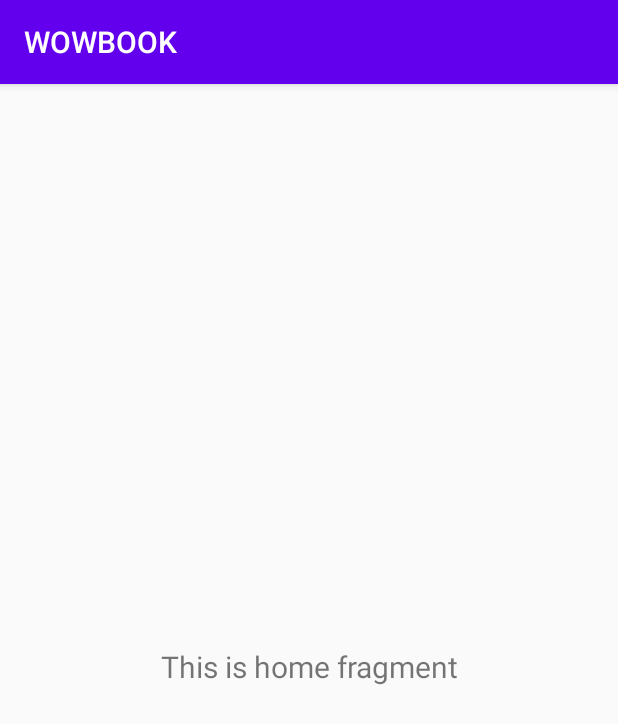
After one commit to Joshua-Mosso/-WowBook-, an Android app: the fragment HomeFragment shown on its own in the app's theme, on a phone screen of 412 x 824 dp. The commit adds this screen. Shown: the top 724 px of the screen. Run offline under Robolectric (Android 15) with nearby library versions, the phone set to English and light mode, and no system bars.

Commit message:
HomePage

```diff
--- a/WOWBOOK/app/build.gradle
+++ b/WOWBOOK/app/build.gradle
@@ -28,6 +28,10 @@ dependencies {
 
     implementation 'com.android.support:appcompat-v7:28.0.0'
     implementation 'com.android.support.constraint:constraint-layout:1.1.3'
+    implementation 'com.android.support:design:28.0.0'
+    implementation 'android.arch.navigation:navigation-fragment:1.0.0'
+    implementation 'android.arch.navigation:navigation-ui:1.0.0'
+    implementation 'android.arch.lifecycle:extensions:1.1.1'
     testImplementation 'junit:junit:4.12'
     androidTestImplementation 'com.android.support.test:runner:1.0.2'
     androidTestImplementation 'com.android.support.test.espresso:espresso-core:3.0.2'
--- a/WOWBOOK/app/src/main/AndroidManifest.xml
+++ b/WOWBOOK/app/src/main/AndroidManifest.xml
@@ -9,7 +9,10 @@
         android:roundIcon="@mipmap/ic_launcher_round"
         android:supportsRtl="true"
         android:theme="@style/AppTheme">
-        <activity android:name=".Category"></activity>
+        <activity
+            android:name=".HomePage"
+            android:label="@string/title_activity_home_page"></activity>
+        <activity android:name=".Category" />
         <activity android:name=".SignUp" />
         <activity android:name=".MainActivity">
             <intent-filter>
--- /dev/null
+++ b/WOWBOOK/app/src/main/java/com/example/wowbook/ui/home/HomeFragment.java
@@ -0,0 +1,34 @@
+package com.example.wowbook.ui.home;
+
+import android.os.Bundle;
+import android.view.LayoutInflater;
+import android.view.View;
+import android.view.ViewGroup;
+import android.widget.TextView;
+import android.support.annotation.NonNull;
+import android.support.annotation.Nullable;
+import android.support.v4.app.Fragment;
+import android.arch.lifecycle.Observer;
+import android.arch.lifecycle.ViewModelProviders;
+
+import com.example.wowbook.R;
+
+public class HomeFragment extends Fragment {
+
+    private HomeViewModel homeViewModel;
+
+    public View onCreateView(@NonNull LayoutInflater inflater,
+                             ViewGroup container, Bundle savedInstanceState) {
+        homeViewModel =
+                ViewModelProviders.of(this).get(HomeViewModel.class);
+        View root = inflater.inflate(R.layout.fragment_home, container, false);
+        final TextView textView = root.findViewById(R.id.text_home);
+        homeViewModel.getText().observe(getViewLifecycleOwner(), new Observer<String>() {
+            @Override
+            public void onChanged(@Nullable String s) {
+                textView.setText(s);
+            }
+        });
+        return root;
+    }
+}
--- /dev/null
+++ b/WOWBOOK/app/src/main/java/com/example/wowbook/ui/home/HomeViewModel.java
@@ -0,0 +1,19 @@
+package com.example.wowbook.ui.home;
+
+import android.arch.lifecycle.LiveData;
+import android.arch.lifecycle.MutableLiveData;
+import android.arch.lifecycle.ViewModel;
+
+public class HomeViewModel extends ViewModel {
+
+    private MutableLiveData<String> mText;
+
+    public HomeViewModel() {
+        mText = new MutableLiveData<>();
+        mText.setValue("This is home fragment");
+    }
+
+    public LiveData<String> getText() {
+        return mText;
+    }
+}
--- /dev/null
+++ b/WOWBOOK/app/src/main/res/layout/fragment_home.xml
@@ -0,0 +1,22 @@
+<?xml version="1.0" encoding="utf-8"?>
+<android.support.constraint.ConstraintLayout xmlns:android="http://schemas.android.com/apk/res/android"
+    xmlns:app="http://schemas.android.com/apk/res-auto"
+    xmlns:tools="http://schemas.android.com/tools"
+    android:layout_width="match_parent"
+    android:layout_height="match_parent"
+    tools:context=".ui.home.HomeFragment">
+
+    <TextView
+        android:id="@+id/text_home"
+        android:layout_width="match_parent"
+        android:layout_height="wrap_content"
+        android:layout_marginStart="8dp"
+        android:layout_marginTop="8dp"
+        android:layout_marginEnd="8dp"
+        android:textAlignment="center"
+        android:textSize="20sp"
+        app:layout_constraintBottom_toBottomOf="parent"
+        app:layout_constraintEnd_toEndOf="parent"
+        app:layout_constraintStart_toStartOf="parent"
+        app:layout_constraintTop_toTopOf="parent" />
+</android.support.constraint.ConstraintLayout>
--- /dev/null
+++ b/WOWBOOK/app/src/main/res/values/dimens.xml
@@ -0,0 +1,5 @@
+<resources>
+    <!-- Default screen margins, per the Android Design guidelines. -->
+    <dimen name="activity_horizontal_margin">16dp</dimen>
+    <dimen name="activity_vertical_margin">16dp</dimen>
+</resources>
--- a/WOWBOOK/app/src/main/res/values/strings.xml
+++ b/WOWBOOK/app/src/main/res/values/strings.xml
@@ -1,3 +1,7 @@
 <resources>
     <string name="app_name">WOWBOOK</string>
+    <string name="title_activity_home_page">HomePage</string>
+    <string name="title_home">Home</string>
+    <string name="title_dashboard">Dashboard</string>
+    <string name="title_notifications">Notifications</string>
 </resources>
```
Also changed, not shown: WOWBOOK/app/src/main/java/com/example/wowbook/HomePage.java (added, +29 -0 lines), WOWBOOK/app/src/main/java/com/example/wowbook/ui/dashboard/DashboardFragment.java (added, +34 -0 lines), WOWBOOK/app/src/main/java/com/example/wowbook/ui/dashboard/DashboardViewModel.java (added, +19 -0 lines), WOWBOOK/app/src/main/java/com/example/wowbook/ui/notifications/NotificationsFragment.java (added, +34 -0 lines), WOWBOOK/app/src/main/java/com/example/wowbook/ui/notifications/NotificationsViewModel.java (added, +19 -0 lines), WOWBOOK/app/src/main/res/drawable/ic_dashboard_black_24dp.xml (added, +9 -0 lines), WOWBOOK/app/src/main/res/drawable/ic_home_black_24dp.xml (added, +9 -0 lines), WOWBOOK/app/src/main/res/drawable/ic_notifications_black_24dp.xml (added, +9 -0 lines), WOWBOOK/app/src/main/res/layout/activity_home_page.xml (added, +30 -0 lines), WOWBOOK/app/src/main/res/layout/fragment_dashboard.xml (added, +22 -0 lines), WOWBOOK/app/src/main/res/layout/fragment_notifications.xml (added, +22 -0 lines), WOWBOOK/app/src/main/res/menu/bottom_nav_menu.xml (added, +19 -0 lines), WOWBOOK/app/src/main/res/navigation/mobile_navigation.xml (added, +25 -0 lines).
